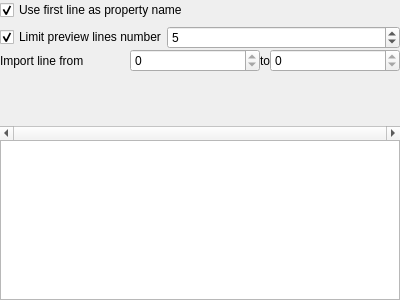
Old version of the form library/tulip-qt/designer/CSVImportConfigurationWidget.ui in the repository vadivelselvaraj/TulipGLImprovement.
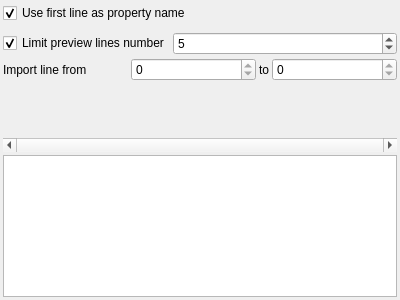
New version of the form.

The edit to the form file:
```diff
--- a/library/tulip-qt/designer/CSVImportConfigurationWidget.ui
+++ b/library/tulip-qt/designer/CSVImportConfigurationWidget.ui
@@ -12,12 +12,12 @@
   <property name="windowTitle" >
    <string>Form</string>
   </property>
-  <layout class="QVBoxLayout" name="verticalLayout" >
-   <property name="spacing" >
-    <number>0</number>
+  <layout class="QVBoxLayout" name="verticalLayout">
+   <property name="spacing">
+    <number>3</number>
    </property>
-   <property name="margin" >
-    <number>0</number>
+   <property name="margin">
+    <number>3</number>
    </property>
    <item>
     <widget class="QCheckBox" name="useFirstLineAsPropertyNamecheckBox" >
```
Left out of the diff: 103 changed lines with no effect on the pictures.
